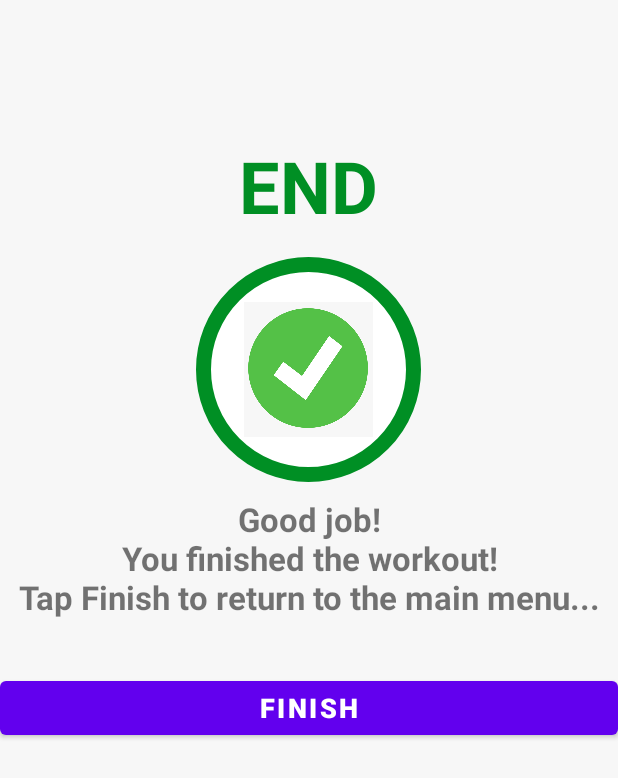
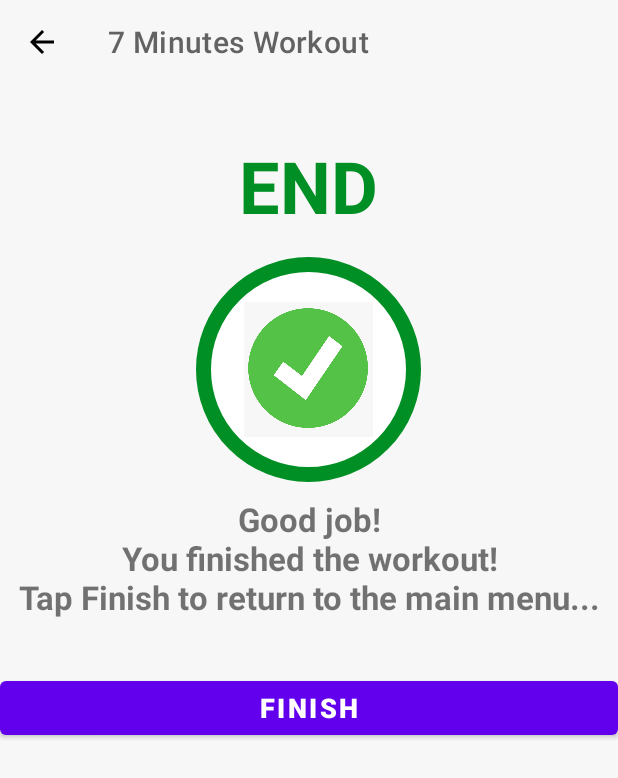
Before and after one commit to coding-ish/7minutesWorkout, an Android app: the FinishScreen screen opened directly, with no data from a screen before it, on a phone screen of 412 x 824 dp. Shown: the top 778 px of the screen. Run offline under Robolectric (Android 15) with nearby library versions, the phone set to English and light mode, and no system bars.

Commit message:
updated values

```diff
--- a/app/src/main/java/com/example/a7minutesworkout/FinishScreen.kt
+++ b/app/src/main/java/com/example/a7minutesworkout/FinishScreen.kt
@@ -2,10 +2,21 @@ package com.example.a7minutesworkout
 
 import androidx.appcompat.app.AppCompatActivity
 import android.os.Bundle
+import android.view.View
+import com.example.a7minutesworkout.databinding.ActivityFinishScreenBinding
 
 class FinishScreen : AppCompatActivity() {
+    private var binding: ActivityFinishScreenBinding? = null
+
     override fun onCreate(savedInstanceState: Bundle?) {
         super.onCreate(savedInstanceState)
-        setContentView(R.layout.activity_finish_screen)
+        binding = ActivityFinishScreenBinding.inflate(layoutInflater)
+        setContentView(binding?.root)
+
+        setSupportActionBar(binding?.toolbarFinishActivity)
+
+        if(supportActionBar != null){
+            supportActionBar?.setDisplayHomeAsUpEnabled(true)
+        }
     }
 }
--- a/app/src/main/res/layout/activity_finish_screen.xml
+++ b/app/src/main/res/layout/activity_finish_screen.xml
@@ -11,7 +11,7 @@
     tools:context=".FinishScreen">
 
     <androidx.appcompat.widget.Toolbar
-        android:id="@+id/toolbarExercise"
+        android:id="@+id/toolbar_finish_activity"
         android:layout_width="match_parent"
         android:layout_height="?android:attr/actionBarSize"
         android:theme="@style/ToolbarTheme"
```
